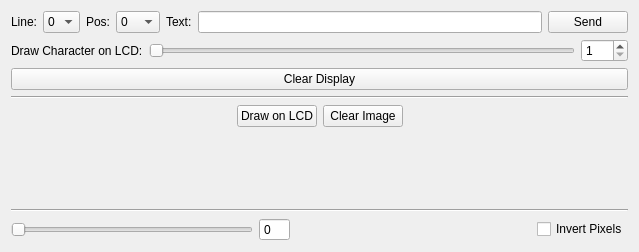
This is src/brickv/plugin_system/plugins/oled_64x48/ui/oled_64x48.ui in Tinkerforge/brickv as Qt 5 draws it before an edit. The edited form follows.
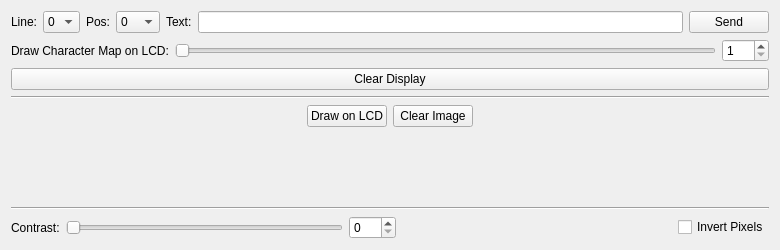
This is the edited form.

Commit message: oled: Use SliderSpinSyncer helper class

What changed in the file:
```diff
--- a/src/brickv/plugin_system/plugins/oled_64x48/ui/oled_64x48.ui
+++ b/src/brickv/plugin_system/plugins/oled_64x48/ui/oled_64x48.ui
@@ -6,8 +6,8 @@
    <rect>
     <x>0</x>
     <y>0</y>
-    <width>639</width>
-    <height>252</height>
+    <width>780</width>
+    <height>250</height>
    </rect>
   </property>
   <property name="windowTitle">
@@ -161,7 +161,7 @@
      <item>
       <widget class="QLabel" name="label_5">
        <property name="text">
-        <string>Draw Character on LCD:</string>
+        <string>Draw Character Map on LCD:</string>
        </property>
       </widget>
      </item>
@@ -180,12 +180,6 @@
      </item>
      <item>
       <widget class="QSpinBox" name="char_spin">
-       <property name="readOnly">
-        <bool>false</bool>
-       </property>
-       <property name="buttonSymbols">
-        <enum>QAbstractSpinBox::UpDownArrows</enum>
-       </property>
        <property name="minimum">
         <number>1</number>
        </property>
@@ -288,6 +282,13 @@
    </item>
    <item>
     <layout class="QHBoxLayout" name="horizontalLayout_4">
+     <item>
+      <widget class="QLabel" name="label">
+       <property name="text">
+        <string>Contrast:</string>
+       </property>
+      </widget>
+     </item>
      <item>
       <widget class="QSlider" name="contrast_slider">
        <property name="maximum">
@@ -300,15 +301,6 @@
      </item>
      <item>
       <widget class="QSpinBox" name="contrast_spin">
-       <property name="frame">
-        <bool>true</bool>
-       </property>
-       <property name="readOnly">
-        <bool>true</bool>
-       </property>
-       <property name="buttonSymbols">
-        <enum>QAbstractSpinBox::NoButtons</enum>
-       </property>
        <property name="maximum">
         <number>255</number>
        </property>
```
The commit also changes 3 other files.
